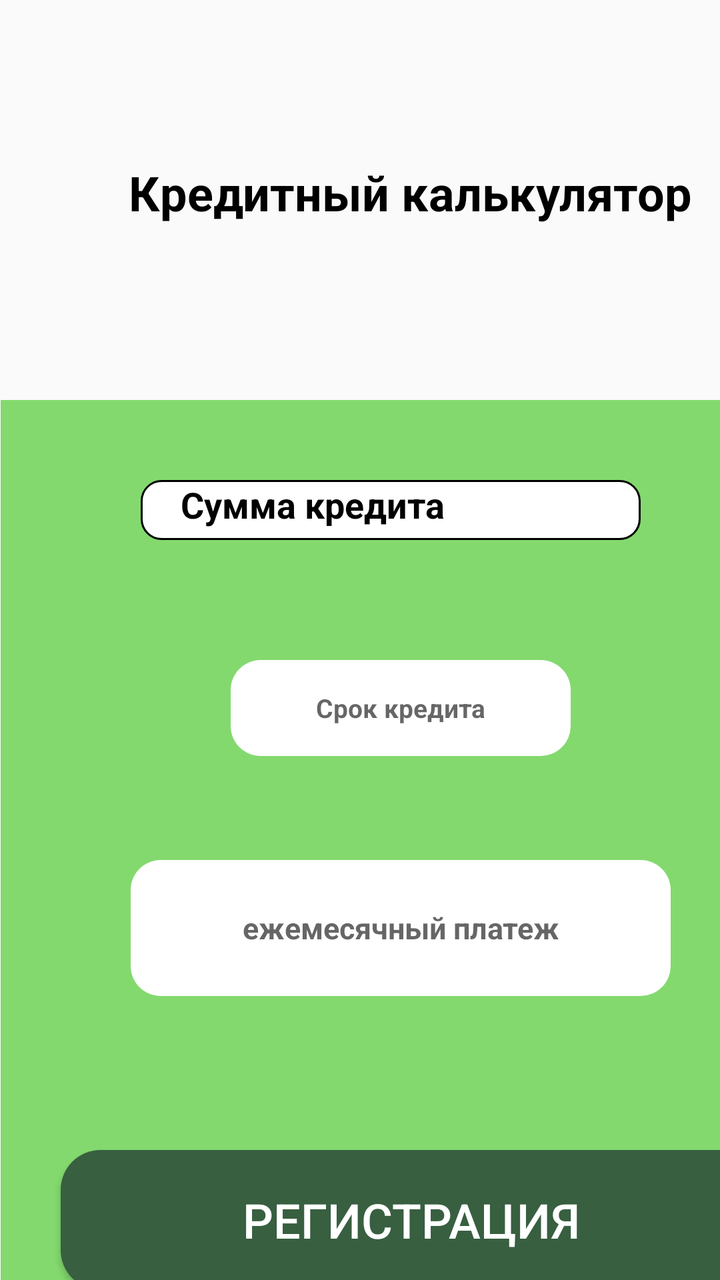
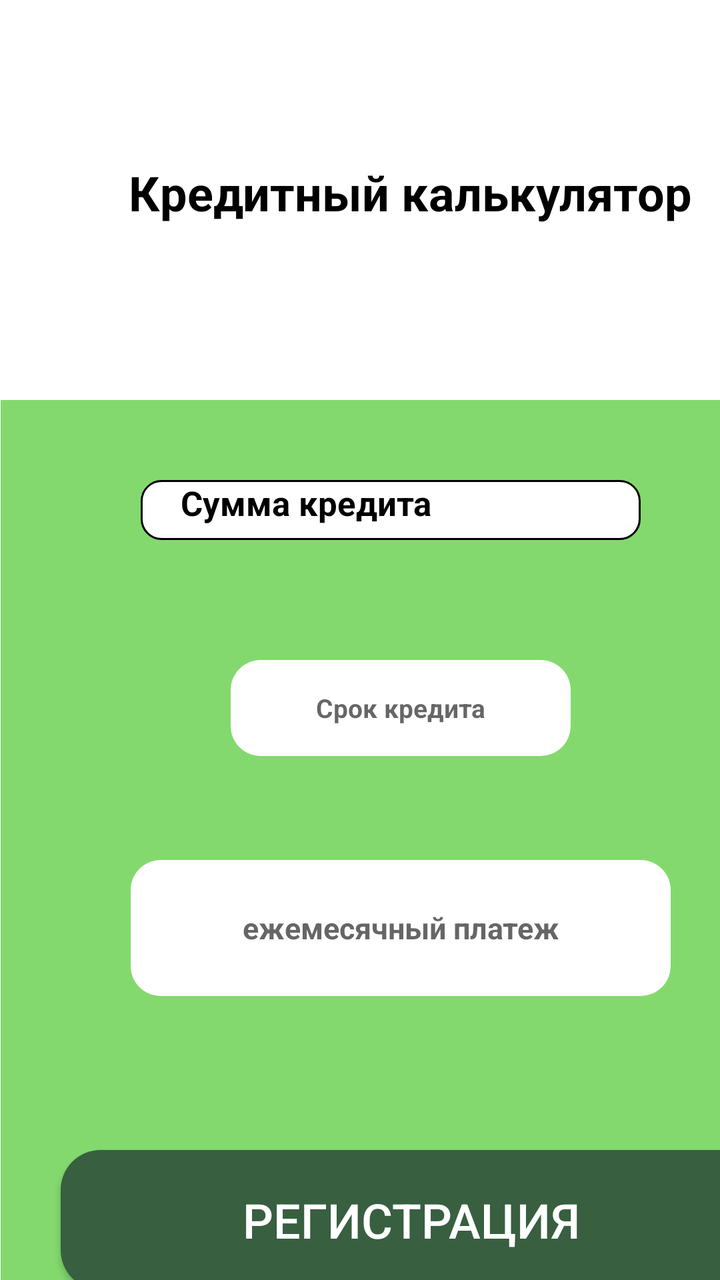

The first picture is an Android layout as it rendered before a commit; the second is the same layout after the commit. The layout source and the unified diff follow.
<!-- AndroidManifest.xml: application theme Theme.Kachalin_PR32_v1 -->
<!-- res/layout/activity_window3.xml -->
<?xml version="1.0" encoding="utf-8"?>
<androidx.constraintlayout.widget.ConstraintLayout xmlns:android="http://schemas.android.com/apk/res/android"
    xmlns:app="http://schemas.android.com/apk/res-auto"
    xmlns:tools="http://schemas.android.com/tools"
    android:layout_width="match_parent"
    android:layout_height="match_parent"
    tools:context=".activity_window3">
    <LinearLayout
        android:layout_width="match_parent"
        android:layout_height="match_parent"
        android:layout_marginLeft="0dp"
        android:layout_marginTop="0dp">
        <TextView
            android:layout_width="300dp"
            android:layout_height="50dp"
            android:layout_marginTop="80dp"
            android:layout_marginLeft="55dp"
            android:text="@string/creadit"
            android:textColor="@color/black"
            android:textSize="24sp"
            android:textAlignment="center"
            android:textStyle="bold"
            ></TextView>
        <FrameLayout
            android:layout_width="match_parent"
            android:layout_height="490dp"
            android:layout_marginTop="200dp"
            android:layout_marginLeft="-355dp"
            android:background="@color/green">
        <FrameLayout
            android:layout_width="250dp"
            android:layout_height="30dp"
            android:layout_marginTop="40dp"
            android:layout_marginLeft="70dp"
            android:background="@drawable/slider_background">
            <TextView
                android:layout_width="300dp"
                android:layout_height="30dp"
                android:layout_marginLeft="20dp"
                android:text="@string/sumcredit"
                android:textColor="@color/black"
                android:textSize ="18sp"
                android:textStyle="bold"></TextView>
        </FrameLayout>
            <androidx.appcompat.widget.AppCompatEditText
                android:layout_width="170dp"
                android:layout_height="48dp"
                android:layout_marginTop="130dp"
                android:layout_marginLeft="115dp"
                android:background="@drawable/edittext1"
                android:hint="@string/srokcredite"
                android:textSize="13sp"
                android:textStyle="bold"
                android:textAlignment="center"></androidx.appcompat.widget.AppCompatEditText>
            <androidx.appcompat.widget.AppCompatEditText
                android:layout_width="270dp"
                android:layout_height="68dp"
                android:layout_marginTop="230dp"
                android:layout_marginLeft="65dp"
                android:background="@drawable/edittext1"
                android:hint="@string/ved2"
                android:textSize="15sp"
                android:textStyle="bold"
                android:textAlignment="center"></androidx.appcompat.widget.AppCompatEditText>
            <androidx.appcompat.widget.AppCompatButton
                android:layout_width="350dp"
                android:layout_height="70dp"
                android:layout_marginTop="375dp"
                android:layout_marginLeft="30dp"
                android:background="@drawable/buttonreg"
                android:text= "@string/registr"
                android:textColor="@color/white"
                android:textSize="24sp"></androidx.appcompat.widget.AppCompatButton>
        </FrameLayout>
    </LinearLayout>
</androidx.constraintlayout.widget.ConstraintLayout>
<!-- resources referenced by this layout -->
<resources>
  <color name="black">#FF000000</color>
  <color name="green">#83D96E</color>
  <color name="white">#FFFFFFFF</color>
  <!-- drawable buttonreg (drawable) -->
  <?xml version="1.0" encoding="utf-8"?>
  <shape xmlns:android="http://schemas.android.com/apk/res/android">
      <solid android:color="@color/darkgreen"></solid>
      <corners android:radius="20dp"></corners>
  </shape>
  <!-- drawable edittext1 (drawable) -->
  <?xml version="1.0" encoding="utf-8"?>
  <shape xmlns:android="http://schemas.android.com/apk/res/android">
      <solid android:color="@color/white"></solid>
      <corners android:radius="15dp"></corners>
  </shape>
  <!-- drawable slider_background (drawable) -->
  <?xml version="1.0" encoding="utf-8"?>
  <shape xmlns:android="http://schemas.android.com/apk/res/android">
      <solid android:color="@color/white"></solid>
      <corners android:radius="10dp"></corners>
      <stroke android:width="1dp"></stroke>
  </shape>
  <string name="creadit">Кредитный калькулятор</string>
  <string name="registr">Регистрация</string>
  <string name="srokcredite">Срок кредита</string>
  <string name="sumcredit">Сумма кредита</string>
  <string name="ved2">ежемесячный платеж</string>
  <style name="Theme.Kachalin_PR32_v1" parent="Base.Theme.Kachalin_PR32_v1" />
  <color name="darkgreen">#375F40</color>
  <style name="Base.Theme.Kachalin_PR32_v1" parent="Theme.AppCompat.DayNight.NoActionBar">
          
          
      </style>
</resources>

<!-- the commit's change to res/layout/activity_window3.xml (unified diff, before → after) -->
@@ -9,7 +9,8 @@
         android:layout_width="match_parent"
         android:layout_height="match_parent"
         android:layout_marginLeft="0dp"
-        android:layout_marginTop="0dp">
+        android:layout_marginTop="0dp"
+        android:background="@color/white">
         <TextView
             android:layout_width="300dp"
             android:layout_height="50dp"
@@ -34,35 +35,41 @@
             android:layout_marginLeft="70dp"
             android:background="@drawable/slider_background">
             <TextView
+                android:id = "@+id/TextSumCredit"
                 android:layout_width="300dp"
                 android:layout_height="30dp"
                 android:layout_marginLeft="20dp"
                 android:text="@string/sumcredit"
                 android:textColor="@color/black"
-                android:textSize ="18sp"
+                android:textSize ="17sp"
                 android:textStyle="bold"></TextView>
         </FrameLayout>
             <androidx.appcompat.widget.AppCompatEditText
+                android:id = "@+id/TextSrokCredit"
                 android:layout_width="170dp"
                 android:layout_height="48dp"
                 android:layout_marginTop="130dp"
                 android:layout_marginLeft="115dp"
                 android:background="@drawable/edittext1"
                 android:hint="@string/srokcredite"
+                android:textColor="@color/black"
                 android:textSize="13sp"
                 android:textStyle="bold"
                 android:textAlignment="center"></androidx.appcompat.widget.AppCompatEditText>
             <androidx.appcompat.widget.AppCompatEditText
+                android:id = "@+id/TextEsheMes"
                 android:layout_width="270dp"
                 android:layout_height="68dp"
                 android:layout_marginTop="230dp"
                 android:layout_marginLeft="65dp"
                 android:background="@drawable/edittext1"
                 android:hint="@string/ved2"
+                android:textColor="@color/black"
                 android:textSize="15sp"
                 android:textStyle="bold"
                 android:textAlignment="center"></androidx.appcompat.widget.AppCompatEditText>
             <androidx.appcompat.widget.AppCompatButton
+                android:id = "@+id/ButtonExit"
                 android:layout_width="350dp"
                 android:layout_height="70dp"
                 android:layout_marginTop="375dp"
<!-- resource entries referenced after the edit -->
@@ -29,7 +29,7 @@
   <string name="ved2">ежемесячный платеж</string>
   <style name="Theme.Kachalin_PR32_v1" parent="Base.Theme.Kachalin_PR32_v1" />
   <color name="darkgreen">#375F40</color>
-  <style name="Base.Theme.Kachalin_PR32_v1" parent="Theme.AppCompat.DayNight.NoActionBar">
+  <style name="Base.Theme.Kachalin_PR32_v1" parent="Theme.MaterialComponents.DayNight.NoActionBar">
           
           
       </style>
